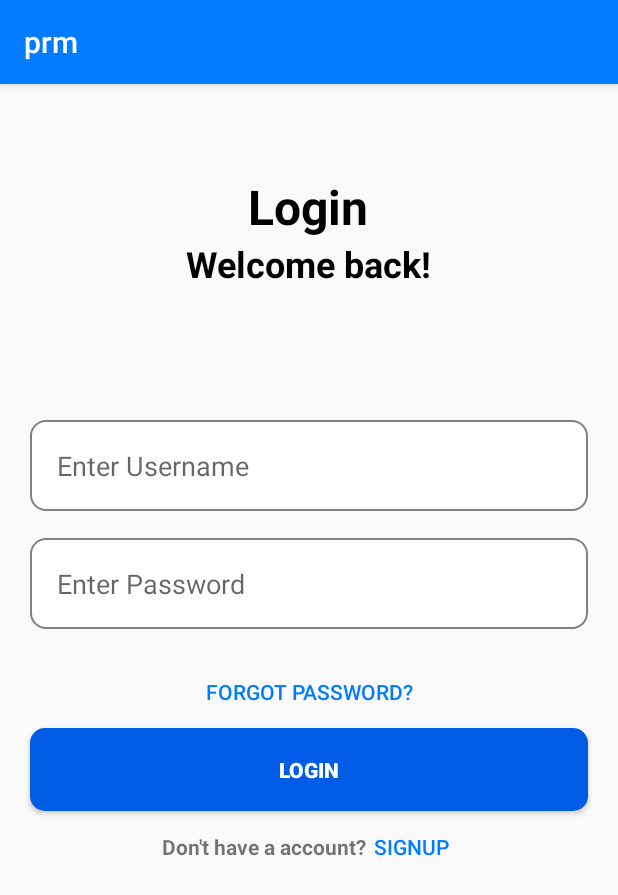
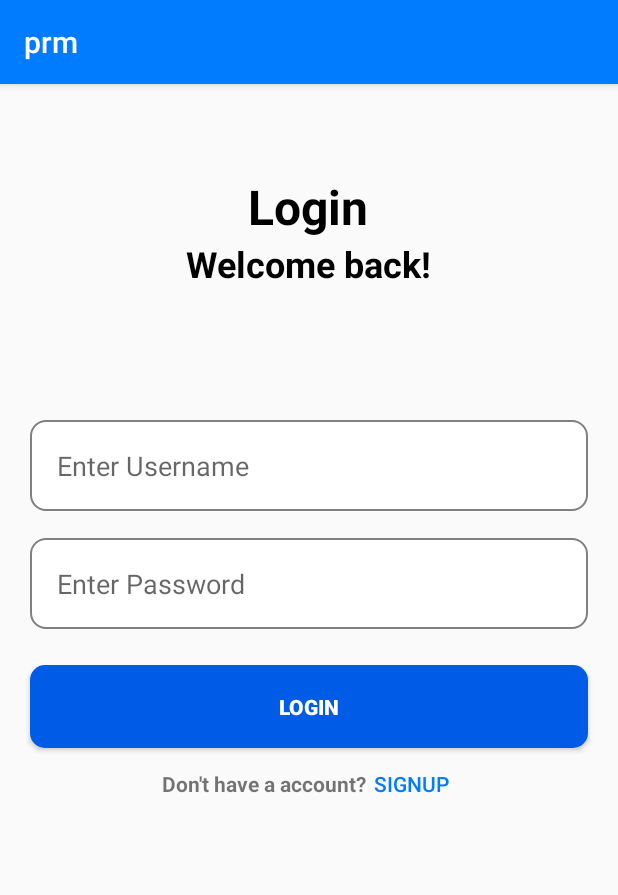
Before and after one commit to NguyenHuuKien1105/Prm_project, an Android app: the screen it shows after launch (LoginActivity), on a phone screen of 412 x 824 dp. Shown: the top 895 px of the screen. Run offline under Robolectric (Android 15) with nearby library versions, the phone set to English and light mode, and no system bars.

Commit message:
Delete forgot password

```diff
--- a/app/src/main/res/layout/activity_login.xml
+++ b/app/src/main/res/layout/activity_login.xml
@@ -65,22 +65,11 @@
         app:layout_constraintTop_toBottomOf="@+id/username" />
 
     <Button
-        android:id="@+id/forgotPassword"
-        android:layout_width="wrap_content"
-        android:layout_height="wrap_content"
-        android:layout_marginTop="18dp"
-        android:text="Forgot Password?"
-        android:textColor="@color/colorPrimary"
-        android:background="@android:color/transparent"
-        app:layout_constraintEnd_toEndOf="parent"
-        app:layout_constraintStart_toStartOf="parent"
-        app:layout_constraintTop_toBottomOf="@+id/password" />
-
-    <Button
         android:id="@+id/loginBtn"
         android:layout_width="match_parent"
         android:layout_height="wrap_content"
         android:layout_marginStart="20dp"
+        android:layout_marginTop="24dp"
         android:layout_marginEnd="20dp"
         android:background="@drawable/rounded_button"
         android:padding="18dp"
@@ -88,8 +77,9 @@
         android:textColor="@color/white"
         android:textStyle="bold"
         app:layout_constraintEnd_toEndOf="parent"
+        app:layout_constraintHorizontal_bias="0.0"
         app:layout_constraintStart_toStartOf="parent"
-        app:layout_constraintTop_toBottomOf="@+id/forgotPassword" />
+        app:layout_constraintTop_toBottomOf="@+id/password" />
 
     <LinearLayout
         android:layout_width="wrap_content"
```
